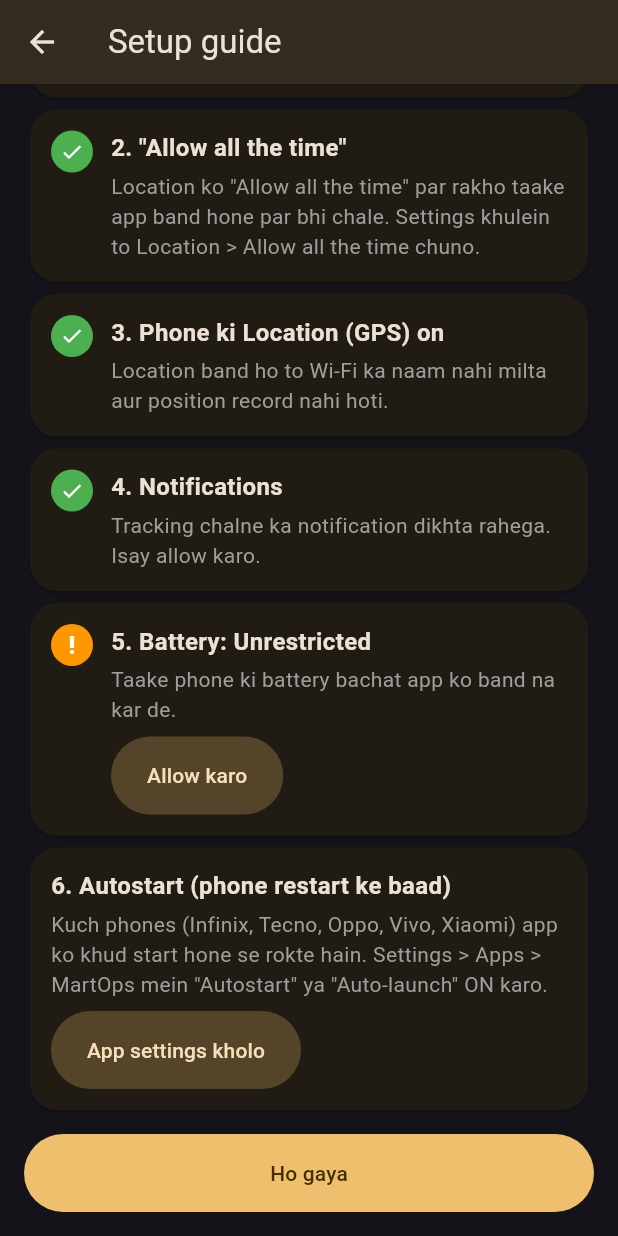
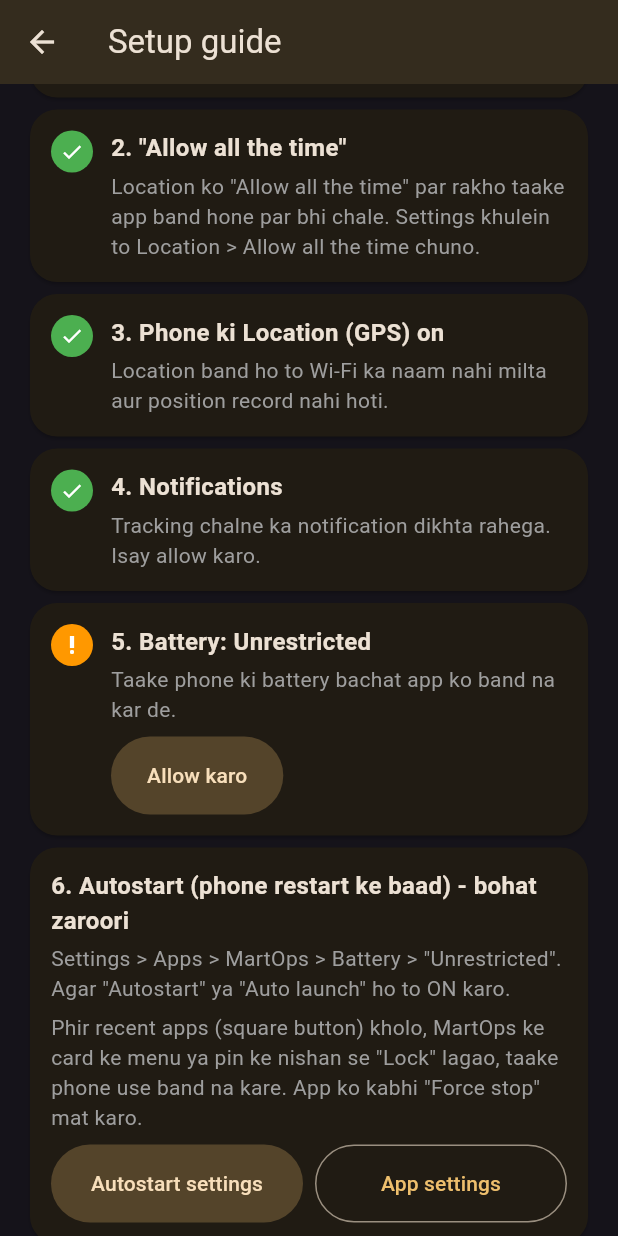
Before and after one commit to imtiaz623/MartOps, a Flutter app: the GuideScreen screen opened directly, scrolled down 262 dp, on a phone screen of 412 x 824 dp. Run offline on Flutter 3.47's test engine with Material 3 defaults, Android fonts, the phone set to English and light mode, and no system bars; our stand-ins replace connectivity_plus, device_info_plus, geolocator, location, permission_handler, shared_preferences; missing offline and left inert: android_intent_plus, flutter_foreground_task, network_info_plus; accounts and stored records are empty.

Commit message:
Update0.11 guide.dart

```diff
--- a/lib/guide.dart
+++ b/lib/guide.dart
@@ -1,3 +1,5 @@
+import 'package:android_intent_plus/android_intent.dart';
+import 'package:device_info_plus/device_info_plus.dart';
 import 'package:flutter/material.dart';
 import 'package:flutter_foreground_task/flutter_foreground_task.dart';
 import 'package:location/location.dart' as lc;
@@ -21,11 +23,48 @@ class _Step {
 class _GuideState extends State<GuideScreen> with WidgetsBindingObserver {
   Map<String, bool> ok = {};
 
+  String _brand = '';
+
+  Future<String> _loadBrand() async {
+    try { _brand = (await DeviceInfoPlugin().androidInfo).manufacturer.toLowerCase(); } catch (_) {}
+    return _brand;
+  }
+
+  /// Phone-brand specific text: where the Autostart / battery switches are.
+  String get _autostartHelp {
+    final b = _brand;
+    if (b.contains('xiaomi') || b.contains('redmi') || b.contains('poco')) return 'Security app > Permissions > Autostart > MartOps ON. Phir Settings > Battery > MartOps > "No restrictions".';
+    if (b.contains('oppo') || b.contains('realme') || b.contains('oneplus')) return 'Settings > Apps > MartOps > Auto launch ON, aur Battery > "Allow background activity".';
+    if (b.contains('vivo') || b.contains('iqoo')) return 'Settings > Battery > Background power consumption > MartOps > Allow. Phir iManager > App manager > Autostart > MartOps ON.';
+    if (b.contains('infinix') || b.contains('tecno') || b.contains('itel') || b.contains('transsion')) return 'Phone Master > Auto-start management (ya Settings > App management) mein MartOps ON karo. Battery mein MartOps ko "No restrictions" karo.';
+    if (b.contains('samsung')) return 'Settings > Battery > Background usage limits > "Never sleeping apps" mein MartOps add karo.';
+    if (b.contains('huawei') || b.contains('honor')) return 'Settings > Battery > App launch > MartOps > "Manage manually" aur teeno switches ON.';
+    return 'Settings > Apps > MartOps > Battery > "Unrestricted". Agar "Autostart" ya "Auto launch" ho to ON karo.';
+  }
+
+  /// Tries the phone maker's own Autostart screen; falls back to the normal app settings.
+  Future<void> _openAutostart() async {
+    final b = await _loadBrand();
+    final List<List<String>> t = [];
+    if (b.contains('xiaomi') || b.contains('redmi') || b.contains('poco')) t.add(['com.miui.securitycenter', 'com.miui.permcenter.autostart.AutoStartManagementActivity']);
+    if (b.contains('oppo') || b.contains('realme')) { t.add(['com.coloros.safecenter', 'com.coloros.safecenter.permission.startup.StartupAppListActivity']); t.add(['com.oppo.safe', 'com.oppo.safe.permission.startup.StartupAppListActivity']); }
+    if (b.contains('oneplus')) t.add(['com.oneplus.security', 'com.oneplus.security.chainlaunch.view.ChainLaunchAppListActivity']);
+    if (b.contains('vivo') || b.contains('iqoo')) { t.add(['com.vivo.permissionmanager', 'com.vivo.permissionmanager.activity.BgStartUpManagerActivity']); t.add(['com.iqoo.secure', 'com.iqoo.secure.ui.phoneoptimize.AddWhiteListActivity']); }
+    if (b.contains('infinix') || b.contains('tecno') || b.contains('itel') || b.contains('transsion')) { t.add(['com.transsion.phonemaster', 'com.cyin.himgr.autostart.AutoStartActivity']); t.add(['com.transsion.phonemanager', 'com.transsion.phonemanager.autostart.AutoStartActivity']); }
+    if (b.contains('huawei') || b.contains('honor')) t.add(['com.huawei.systemmanager', 'com.huawei.systemmanager.startupmgr.ui.StartupNormalAppListActivity']);
+    if (b.contains('samsung')) t.add(['com.samsung.android.lool', 'com.samsung.android.sm.ui.battery.BatteryActivity']);
+    for (final x in t) {
+      try { await AndroidIntent(action: 'android.intent.action.MAIN', package: x[0], componentName: x[1]).launch(); return; } catch (_) {}
+    }
+    await openAppSettings();
+  }
+
   @override
   void initState() {
     super.initState();
     WidgetsBinding.instance.addObserver(this);
     _refresh();
+    _loadBrand().then((_) { if (mounted) setState(() {}); });
   }
 
   @override
@@ -97,10 +136,16 @@ class _GuideState extends State<GuideScreen> with WidgetsBindingObserver {
         child: Padding(
           padding: const EdgeInsets.all(14),
           child: Column(crossAxisAlignment: CrossAxisAlignment.start, children: [
-            const Text('6. Autostart (phone restart ke baad)', style: TextStyle(fontWeight: FontWeight.w700, fontSize: 16)),
+            const Text('6. Autostart (phone restart ke baad) - bohat zaroori', style: TextStyle(fontWeight: FontWeight.w700, fontSize: 16)),
             const SizedBox(height: 4),
-            const Text('Kuch phones (Infinix, Tecno, Oppo, Vivo, Xiaomi) app ko khud start hone se rokte hain. Settings > Apps > MartOps mein "Autostart" ya "Auto-launch" ON karo.', style: TextStyle(color: Colors.grey)),
-            Padding(padding: const EdgeInsets.only(top: 8), child: FilledButton.tonal(onPressed: openAppSettings, child: const Text('App settings kholo'))),
+            Text(_autostartHelp, style: const TextStyle(color: Colors.grey)),
+            const SizedBox(height: 6),
+            const Text('Phir recent apps (square button) kholo, MartOps ke card ke menu ya pin ke nishan se "Lock" lagao, taake phone use band na kare. App ko kabhi "Force stop" mat karo.', style: TextStyle(color: Colors.grey)),
+            Padding(padding: const EdgeInsets.only(top: 8), child: Row(children: [
+              Expanded(child: FilledButton.tonal(onPressed: _openAutostart, child: const Text('Autostart settings'))),
+              const SizedBox(width: 8),
+              Expanded(child: OutlinedButton(onPressed: openAppSettings, child: const Text('App settings'))),
+            ])),
           ]),
         ),
       ),
```
